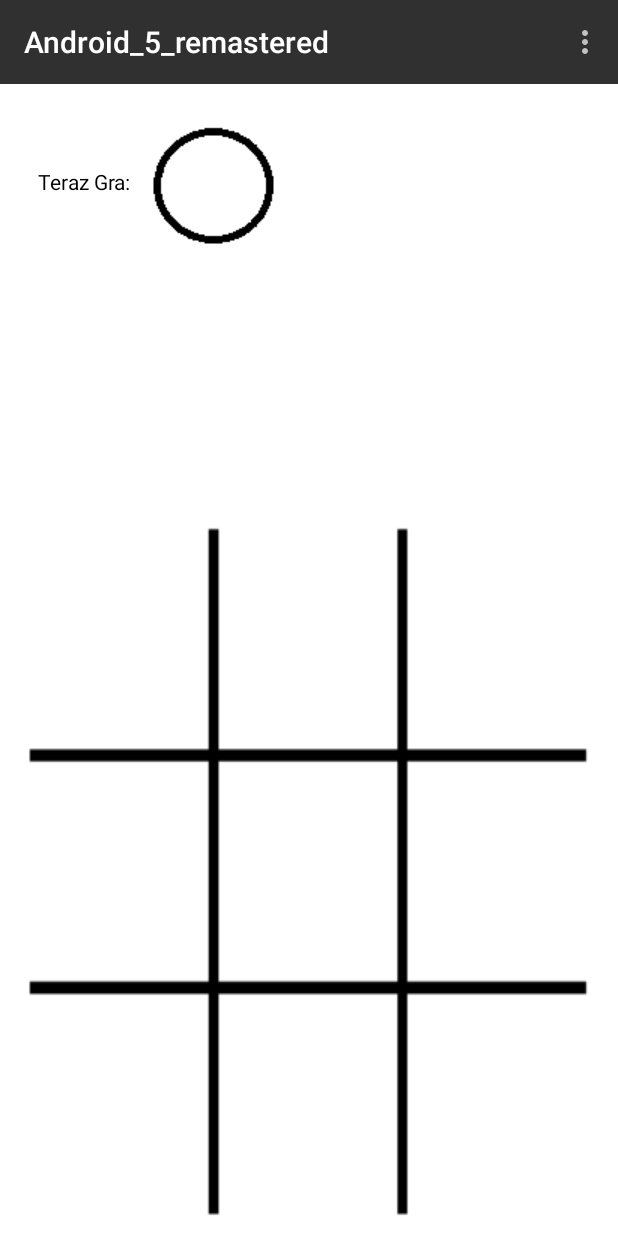
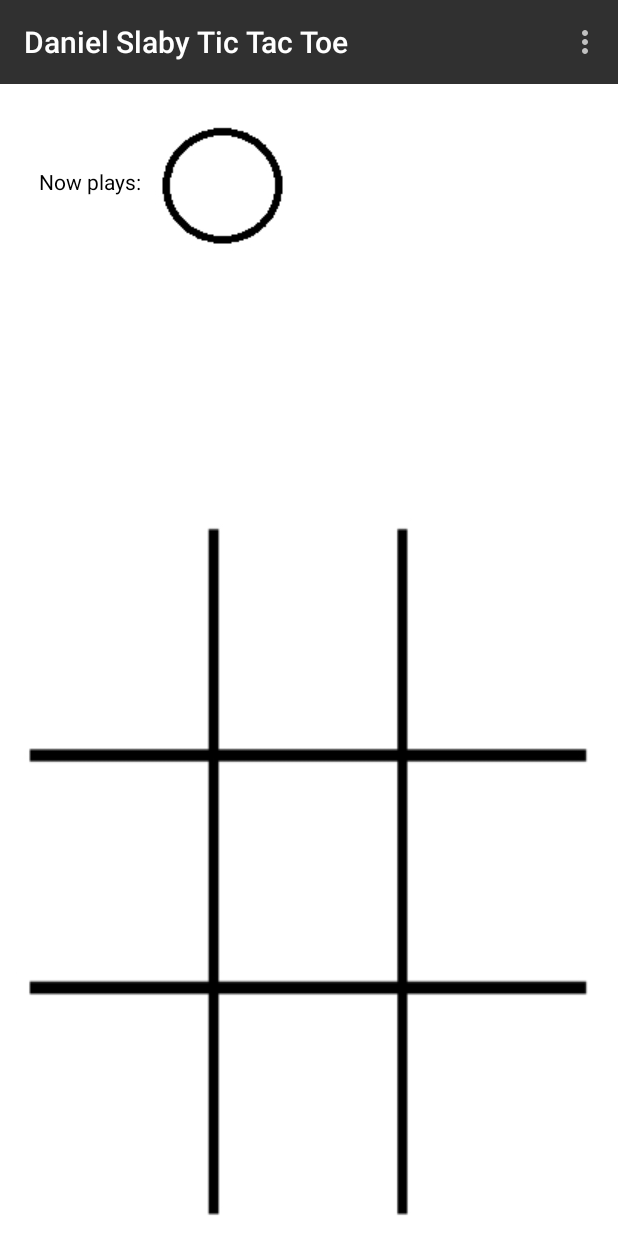
Before and after one commit to slaby93/Android_TIC_TAC_TOE, an Android app: the screen it shows after launch (MainActivity), on a phone screen of 412 x 824 dp. Run offline under Robolectric (Android 15) with nearby library versions, the light colour scheme and no system bars.

Commit message:
added translations

```diff
--- a/app/src/main/java/com/example/slaby/android_5_remastered/MainActivity.java
+++ b/app/src/main/java/com/example/slaby/android_5_remastered/MainActivity.java
@@ -1,6 +1,7 @@
 package com.example.slaby.android_5_remastered;
 
 import android.content.Context;
+import android.content.pm.ActivityInfo;
 import android.graphics.drawable.Drawable;
 import android.media.MediaPlayer;
 import android.os.Vibrator;
@@ -37,6 +38,12 @@ public class MainActivity extends AppCompatActivity {
     MediaPlayer outOfAreaSound;
     MediaPlayer onOccupiedSound;
     Vibrator vibrator;
+    String winner_isText;
+    String now_playsText;
+    String new_gameText;
+    String switch_sidesText;
+    String enableText;
+    String disableText;
 
     @Override
     protected void onCreate(Bundle savedInstanceState) {
@@ -51,10 +58,23 @@ public class MainActivity extends AppCompatActivity {
         circle = ContextCompat.getDrawable(this, R.drawable.circle);
         nowTura = (ImageView) findViewById(R.id.nowTura);
         wrapper = (RelativeLayout) findViewById(R.id.wrapper);
+        initializeStringConsts();
+        // FORCE ORIENTATION
+        setRequestedOrientation(ActivityInfo.SCREEN_ORIENTATION_PORTRAIT);
         initializeSounds();
         wrapper.setOnTouchListener(onTouch());
+
         initializeArrayOfPoints();
         startNewGame();
+    }
+
+    public void initializeStringConsts() {
+        winner_isText = getResources().getString(R.string.winner_is);
+        now_playsText = getResources().getString(R.string.now_plays);
+        new_gameText = getResources().getString(R.string.new_game);
+        switch_sidesText = getResources().getString(R.string.switch_sides);
+        enableText = getResources().getString(R.string.enable);
+        disableText = getResources().getString(R.string.disable);
     }
 
     public void initializeSounds() {
@@ -160,9 +180,7 @@ public class MainActivity extends AppCompatActivity {
         } else if (y >= row3YMin && y <= row3YMax) {
             hanldeCellClick(2, x);
         } else {
-
             outOfAreaSound.start();
-            System.out.println("OUT OF BOX ROW");
         }
     }
 
@@ -171,7 +189,8 @@ public class MainActivity extends AppCompatActivity {
     }
 
     public void setWinner(Type winner) {
-        winnerText.setText("Winner: " + winner);
+
+        winnerText.setText(winner_isText + " " + winner);
     }
 
     public void setDraw() {
@@ -212,7 +231,6 @@ public class MainActivity extends AppCompatActivity {
             clickedCell(2, row);
         } else {
             outOfAreaSound.start();
-            System.out.println("OUT OF BOX COL");
         }
     }
 
@@ -270,6 +288,7 @@ public class MainActivity extends AppCompatActivity {
     public boolean onPrepareOptionsMenu(Menu menu) {
         enableComputerAIMenuItem = menu.findItem(R.id.auto_game);
         switchSideMenuItem = menu.findItem(R.id.switch_sides);
+        syncAIButton();
         return super.onPrepareOptionsMenu(menu);
     }
 
@@ -307,10 +326,14 @@ public class MainActivity extends AppCompatActivity {
 
     public void enableComputerAIMenuItem() {
         this.isAutoPlayEnabled = !this.isAutoPlayEnabled;
+        syncAIButton();
+    }
+
+    public void syncAIButton() {
         if (this.isAutoPlayEnabled) {
-            enableComputerAIMenuItem.setTitle("Disable Computer AI");
+            enableComputerAIMenuItem.setTitle(disableText + " AI");
         } else {
-            enableComputerAIMenuItem.setTitle("Enable Computer AI");
+            enableComputerAIMenuItem.setTitle(enableText + " AI");
         }
     }
 
--- a/app/src/main/res/layout/activity_main.xml
+++ b/app/src/main/res/layout/activity_main.xml
@@ -60,7 +60,7 @@
                     android:cursorVisible="false"
                     android:paddingLeft="25dp"
                     android:paddingTop="55dp"
-                    android:text="Teraz Gra:"
+                    android:text="@string/now_plays"
                     android:textAlignment="center"
                     android:textColor="@android:color/black"
                     android:visibility="visible" />
--- a/app/src/main/res/menu/menu.xml
+++ b/app/src/main/res/menu/menu.xml
@@ -4,11 +4,11 @@
 
     <item
         android:id="@+id/new_game"
-        android:title="New Game" />
+        android:title="@string/new_game" />
     <item
         android:id="@+id/switch_sides"
-        android:title="Switch Side" />
+        android:title="@string/switch_sides" />
     <item
         android:id="@+id/auto_game"
-        android:title="Enable Computer AI" />
+        android:title="@string/disable" />
 </menu>
--- a/app/src/main/res/values/strings.xml
+++ b/app/src/main/res/values/strings.xml
@@ -1,3 +1,9 @@
 <resources>
-    <string name="app_name">Android_5_remastered</string>
+    <string name="app_name">Daniel Slaby Tic Tac Toe</string>
+    <string name="now_plays">Now plays:</string>
+    <string name="winner_is">Winner is:</string>
+    <string name="new_game">New Game</string>
+    <string name="switch_sides">Switch Side</string>
+    <string name="enable">Enable</string>
+    <string name="disable">Disable</string>
 </resources>
```
Also changed, not shown: 1 other file.
